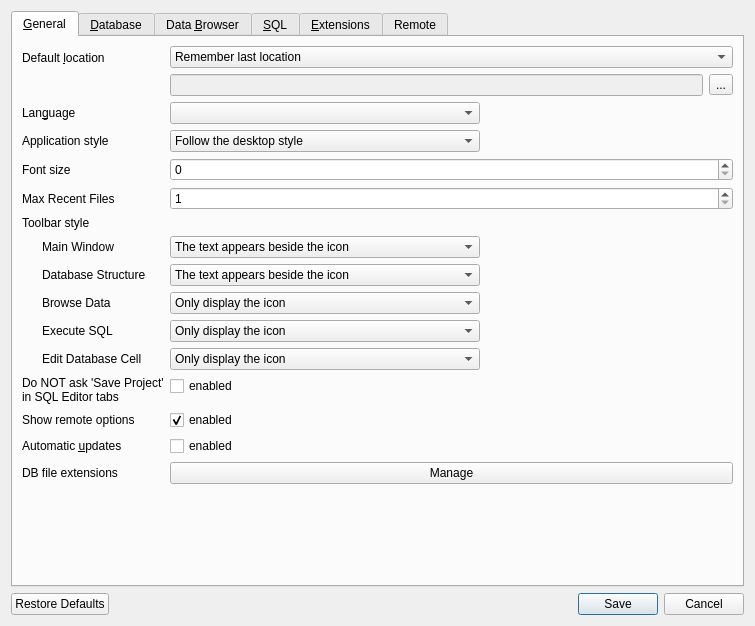
Old version of the form src/PreferencesDialog.ui in the repository sqlitebrowser/sqlitebrowser.
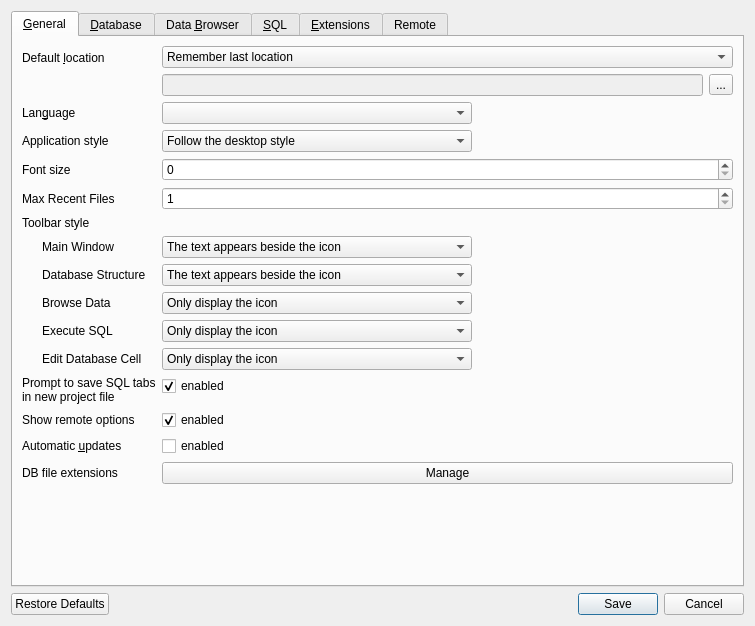
New version of the form. Icons and pictures are not drawn. Custom widgets are drawn as their Qt base class.

```diff
--- a/src/PreferencesDialog.ui
+++ b/src/PreferencesDialog.ui
@@ -531,8 +531,8 @@
        <item row="11" column="0">
         <widget class="QLabel" name="labelDoNotAskSaveProject">
          <property name="text">
-          <string>Do NOT ask 'Save Project'
-in SQL Editor tabs</string>
+          <string>Prompt to save SQL tabs
+in new project file</string>
          </property>
         </widget>
        </item>
@@ -544,6 +544,9 @@
          <property name="text">
           <string>enabled</string>
          </property>
+         <property name="checked">
+          <bool>true</bool>
+         </property>
         </widget>
        </item>
        <item row="12" column="0">
```
Left out of the diff: 6 changed lines with no effect on the pictures.
